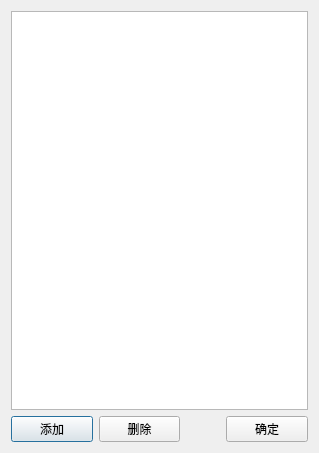
Before: the Qt Designer form DialogReferId.ui in wlffeng2008/AkkoLabelPrinter, drawn with Qt 5.
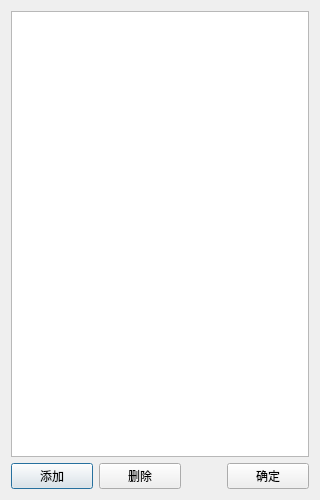
After: the same form once the commit is applied.

```diff
--- a/DialogReferId.ui
+++ b/DialogReferId.ui
@@ -6,8 +6,8 @@
    <rect>
     <x>0</x>
     <y>0</y>
-    <width>319</width>
-    <height>453</height>
+    <width>320</width>
+    <height>500</height>
    </rect>
   </property>
   <property name="windowTitle">
```
Left out of the diff: 8 changed lines with no effect on the pictures.
